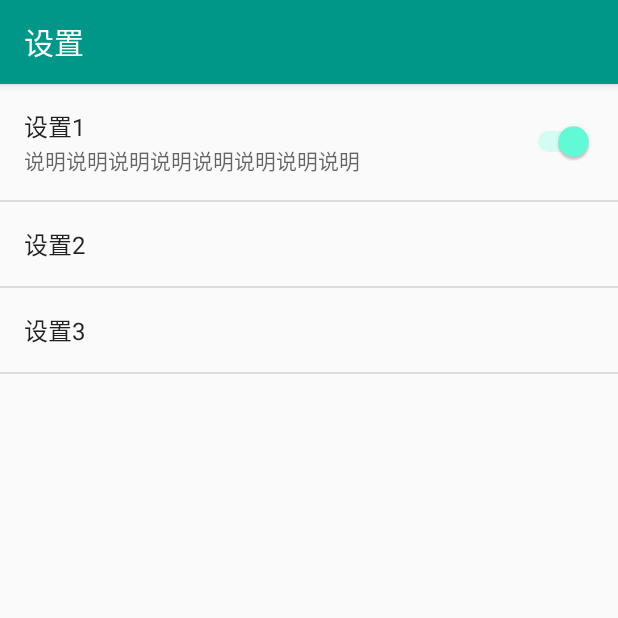
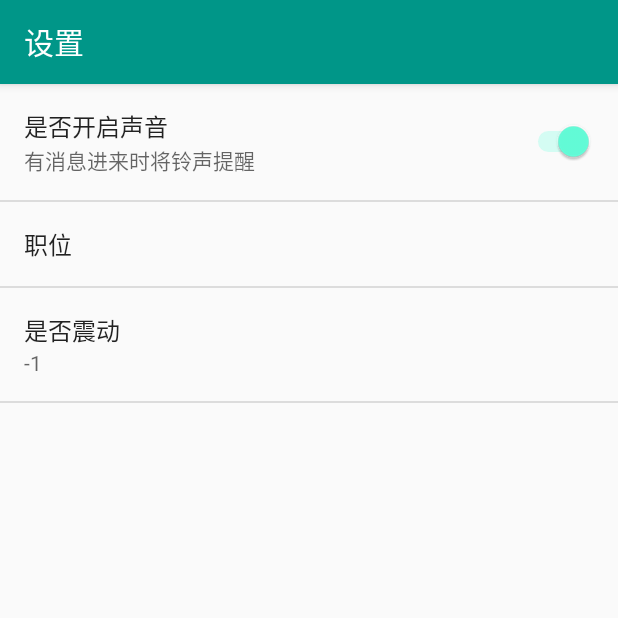
Before and after one commit to wjy92/EChat, an Android app: the MainActivity screen opened directly, with no data from a screen before it, in the side drawer, after a tap on "设置", on a phone screen of 412 x 824 dp, the top half of it. Run offline under Robolectric (Android 15) with nearby library versions, the phone set to English and light mode, and no system bars; our stand-ins replace ButterKnife, CircleImageView; libraries missing offline, so code that uses them is left out: com.jakewharton.rxbinding, rx.functions; pictures from the network do not load; 1 statement that could not run was skipped.

Commit message:
添加设置界面

```diff
--- a/app/src/main/java/com/thirdnet/echat/activity/BaseActivity.java
+++ /dev/null
@@ -1,16 +0,0 @@
-package com.thirdnet.echat.activity;
-
-import android.support.v7.app.AppCompatActivity;
-import android.view.View;
-
-
-/**
- * 作者：杨水强
- * 时间：2016/2/19
- */
-public abstract class BaseActivity extends AppCompatActivity {
-
-    protected <T extends View> T $(int resId) {
-        return (T) super.findViewById(resId);
-    }
-}
--- a/app/src/main/java/com/thirdnet/echat/activity/MainActivity.java
+++ b/app/src/main/java/com/thirdnet/echat/activity/MainActivity.java
@@ -14,6 +14,7 @@ import android.support.v4.view.GravityCompat;
 import android.support.v4.view.ViewPager;
 import android.support.v4.widget.DrawerLayout;
 import android.support.v7.app.ActionBarDrawerToggle;
+import android.support.v7.app.AppCompatActivity;
 import android.support.v7.widget.Toolbar;
 import android.view.Menu;
 import android.view.MenuItem;
@@ -29,12 +30,21 @@ import java.util.List;
 import butterknife.Bind;
 import butterknife.ButterKnife;
 
-public class MainActivity extends BaseActivity
+public class MainActivity extends AppCompatActivity
         implements NavigationView.OnNavigationItemSelectedListener {
     @Bind(R.id.appbar)
     AppBarLayout mAppBar;
     @Bind(R.id.toolbar)
     Toolbar toolbar;
+    @Bind(R.id.drawer_layout)
+    DrawerLayout mDrawer;
+    @Bind(R.id.nav_view)
+    NavigationView mNavigationView;
+
+    @Bind(R.id.vp)
+    ViewPager mVp;
+    @Bind(R.id.tl)
+    TabLayout tl;
 
 
     private List<String> mTitles;
@@ -47,28 +57,20 @@ public class MainActivity extends BaseActivity
         setSupportActionBar(toolbar);
         if (mTitles == null)
             mTitles = Arrays.asList(getResources().getString(R.string.main_tab1), getResources().getString(R.string.main_tab2), getResources().getString(R.string.main_tab3));
+        ActionBarDrawerToggle toggle = new ActionBarDrawerToggle(
+                this, mDrawer, toolbar, R.string.navigation_drawer_open, R.string.navigation_drawer_close);
+        mDrawer.setDrawerListener(toggle);
+        toggle.syncState();
+        mNavigationView.setNavigationItemSelectedListener(this);
 
-        DrawerLayout drawer = $(R.id.drawer_layout);
-        ActionBarDrawerToggle toggle = new ActionBarDrawerToggle(
-                this, drawer, toolbar, R.string.navigation_drawer_open, R.string.navigation_drawer_close);
-        drawer.setDrawerListener(toggle);
-        toggle.syncState();
-
-        NavigationView navigationView = $(R.id.nav_view);
-        navigationView.setNavigationItemSelectedListener(this);
-
-        ((CircleImageView) navigationView.getHeaderView(0).findViewById(R.id.portrait)).setImageResource(R.mipmap.portrait_test1);
-
-//        ((CircleImageView) navigationView.findViewById(R.id.portrait)).setImageResource(R.mipmap.portrait_test0);
+        ((CircleImageView) mNavigationView.getHeaderView(0).findViewById(R.id.portrait)).setImageResource(R.mipmap.portrait_test1);
 
 
-        ViewPager vp = $(R.id.vp);
-        vp.setOffscreenPageLimit(3);
-        vp.setAdapter(new VpAdapter(getSupportFragmentManager()));
+        mVp.setOffscreenPageLimit(3);
+        mVp.setAdapter(new VpAdapter(getSupportFragmentManager()));
 
-        TabLayout tl = $(R.id.tl);
         tl.setTabMode(TabLayout.MODE_FIXED);
-        tl.setupWithViewPager(vp);
+        tl.setupWithViewPager(mVp);
 
     }
 
@@ -115,9 +117,8 @@ public class MainActivity extends BaseActivity
 
     @Override
     public void onBackPressed() {
-        DrawerLayout drawer = $(R.id.drawer_layout);
-        if (drawer.isDrawerOpen(GravityCompat.START)) {
-            drawer.closeDrawer(GravityCompat.START);
+        if (mDrawer.isDrawerOpen(GravityCompat.START)) {
+            mDrawer.closeDrawer(GravityCompat.START);
         } else {
             super.onBackPressed();
         }
--- a/app/src/main/java/com/thirdnet/echat/fragment/SettingsFragment.java
+++ b/app/src/main/java/com/thirdnet/echat/fragment/SettingsFragment.java
@@ -1,9 +1,9 @@
 package com.thirdnet.echat.fragment;
 
+import android.content.SharedPreferences;
 import android.os.Bundle;
 import android.preference.Preference;
 import android.preference.PreferenceFragment;
-import android.util.Log;
 
 import com.thirdnet.echat.R;
 
@@ -11,7 +11,7 @@ import com.thirdnet.echat.R;
  * 作者：杨水强
  * 时间：2016/3/3
  */
-public class SettingsFragment extends PreferenceFragment implements Preference.OnPreferenceChangeListener {
+public class SettingsFragment extends PreferenceFragment implements SharedPreferences.OnSharedPreferenceChangeListener {
     @Override
     public void onCreate(Bundle savedInstanceState) {
         super.onCreate(savedInstanceState);
@@ -21,8 +21,31 @@ public class SettingsFragment extends PreferenceFragment implements Preference.O
 
 
     @Override
-    public boolean onPreferenceChange(Preference preference, Object newValue) {
-        Log.d("test", "test");
-        return false;
+    public void onSharedPreferenceChanged(SharedPreferences sharedPreferences, String key) {
+        if (key.equals("example_text") || key.equals("example_list")) {
+            Preference connectionPref = findPreference(key);
+            connectionPref.setSummary(sharedPreferences.getString(key, ""));
+        }
+    }
+
+    private void initPreferenceDisplay() {
+        Preference connectionPref0 = findPreference("example_text");
+        connectionPref0.setSummary(getPreferenceScreen().getSharedPreferences().getString("example_text", ""));
+        Preference connectionPref1 = findPreference("example_list");
+        connectionPref1.setSummary(getPreferenceScreen().getSharedPreferences().getString("example_list", ""));
+    }
+
+
+    @Override
+    public void onResume() {
+        super.onResume();
+        getPreferenceScreen().getSharedPreferences().registerOnSharedPreferenceChangeListener(this);
+        initPreferenceDisplay();
+    }
+
+    @Override
+    public void onPause() {
+        super.onPause();
+        getPreferenceScreen().getSharedPreferences().unregisterOnSharedPreferenceChangeListener(this);
     }
 }
--- a/app/src/main/res/layout/nav_header_main.xml
+++ b/app/src/main/res/layout/nav_header_main.xml
@@ -20,6 +20,7 @@
 
 
     <TextView
+        android:id="@+id/name"
         android:layout_width="match_parent"
         android:layout_height="wrap_content"
         android:paddingTop="@dimen/nav_header_vertical_spacing"
--- a/app/src/main/res/values/strings.xml
+++ b/app/src/main/res/values/strings.xml
@@ -24,7 +24,6 @@
     </string>
 
     <string name="pref_title_display_name">Display name</string>
-    <string name="pref_default_display_name">John Smith</string>
 
     <string name="pref_title_add_friends_to_messages">Add friends to messages</string>
     <string-array name="pref_example_list_titles">
@@ -33,9 +32,9 @@
         <item>Never</item>
     </string-array>
     <string-array name="pref_example_list_values">
+        <item>0</item>
         <item>1</item>
-        <item>0</item>
-        <item>-1</item>
+        <item>2</item>
     </string-array>
 
     <!-- Example settings for Data & Sync -->
--- a/app/src/main/res/xml/pref_general.xml
+++ b/app/src/main/res/xml/pref_general.xml
@@ -3,20 +3,19 @@
     <SwitchPreference
         android:defaultValue="true"
         android:key="example_switch"
-        android:summary="说明说明说明说明说明说明说明说明"
-        android:title="设置1" />
+        android:summary="有消息进来时将铃声提醒"
+        android:title="是否开启声音" />
 
     <!-- NOTE: EditTextPreference accepts EditText attributes. -->
     <!-- NOTE: EditTextPreference's summary should be set to its value by the activity code. -->
     <EditTextPreference
         android:capitalize="words"
-        android:defaultValue="@string/pref_default_display_name"
-        android:inputType="textCapWords"
+        android:inputType="textNoSuggestions"
         android:key="example_text"
         android:maxLines="1"
         android:selectAllOnFocus="true"
         android:singleLine="true"
-        android:title="设置2" />
+        android:title="职位" />
 
     <!-- NOTE: Hide buttons to simplify the UI. Users can touch outside the dialog to
          dismiss it. -->
@@ -24,10 +23,10 @@
     <ListPreference
         android:defaultValue="-1"
         android:entries="@array/pref_example_list_titles"
-        android:entryValues="@array/pref_example_list_values"
+        android:entryValues="@array/pref_example_list_titles"
         android:key="example_list"
         android:negativeButtonText="@null"
         android:positiveButtonText="@null"
-        android:title="设置3" />
+        android:title="是否震动" />
 
 </PreferenceScreen>
--- a/build.gradle
+++ b/build.gradle
@@ -5,7 +5,7 @@ buildscript {
         jcenter()
     }
     dependencies {
-        classpath 'com.android.tools.build:gradle:2.0.0-beta5'
+        classpath 'com.android.tools.build:gradle:2.0.0-beta6'
         classpath 'com.github.dcendents:android-maven-gradle-plugin:1.3'
 
         // NOTE: Do not place your application dependencies here; they belong
```
